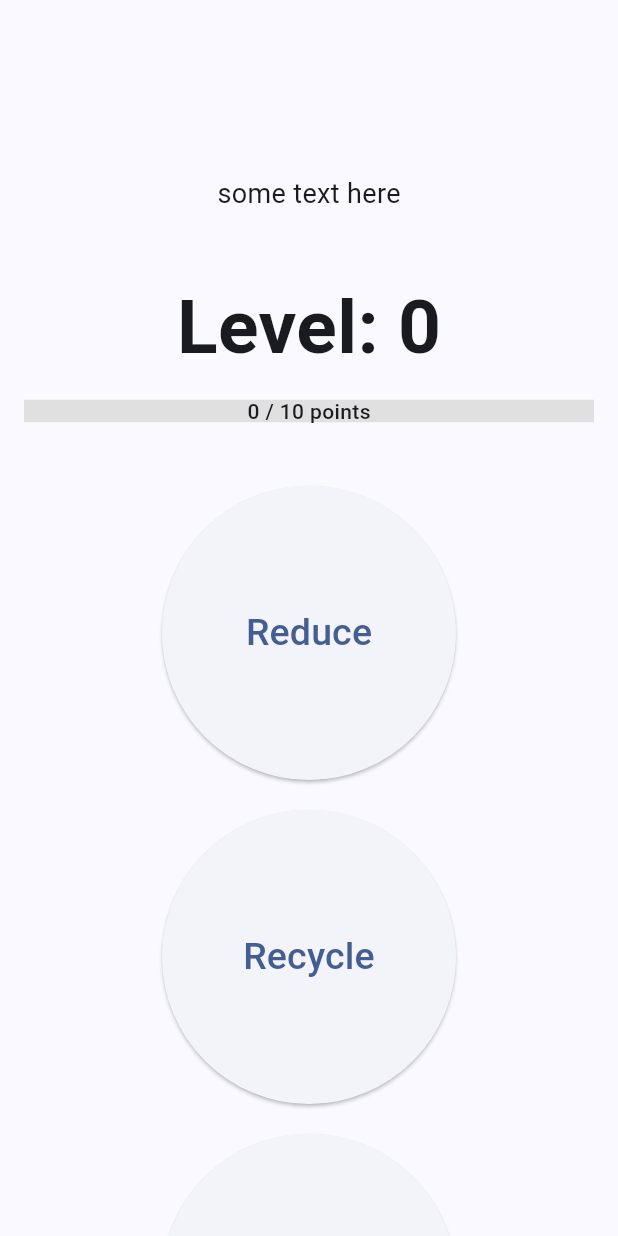
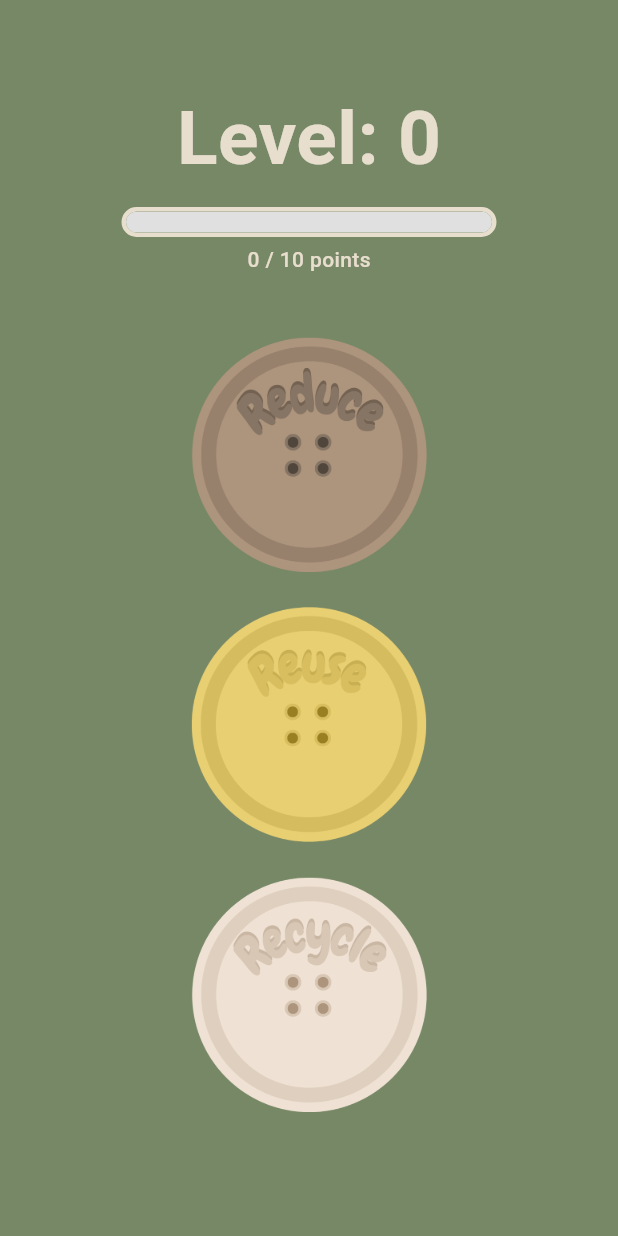
Before and after one commit to jessien53/re_app_civic_hacks, a Flutter app: the PrimaryScreen screen opened directly, on a phone screen of 412 x 824 dp. Run offline on Flutter 3.47's test engine with Material 3 defaults, Android fonts, the phone set to English and light mode, and no system bars; Roboto replaces fonts that are missing (Marker Felt).

Commit message:
Design of primary screen

```diff
--- a/lib/main.dart
+++ b/lib/main.dart
@@ -1,7 +1,8 @@
 // main.dart
 import 'package:flutter/material.dart';
+import 'package:re/screens/primary_screen.dart';
 import 'screens/start_screen.dart';
-import 'screens/primary_screen.dart';
+//import 'screens/primary_screen.dart';
 
 
 void main() {
@@ -20,7 +21,7 @@ class ReApp extends StatelessWidget {
         useMaterial3: true,
       ),
      // home: const StartScreen(),--Original
-        home:  StartScreen()
+        home:  PrimaryScreen()
     );
   }
 }
--- a/lib/screens/primary_screen.dart
+++ b/lib/screens/primary_screen.dart
@@ -11,91 +11,112 @@ class PrimaryScreen extends StatefulWidget {
 }
 
 class _PrimaryScreenState extends State<PrimaryScreen> {
-  final int pointsNeededForNextLevel = 10; // Points required per level
-
   @override
   Widget build(BuildContext context) {
-    double progress = (user.points % pointsNeededForNextLevel) / pointsNeededForNextLevel;
+    double progress =
+        (user.points % user.pointsNeededForNextLevel) /
+        user.pointsNeededForNextLevel;
 
     return Scaffold(
+      backgroundColor: const Color(0xFF778866),
       body: SingleChildScrollView(
         padding: const EdgeInsets.all(16.0),
         child: Center(
           child: Column(
             children: [
-              const SizedBox(height: 100),
-              const Text(
-                'some text here',
-                style: TextStyle(fontSize: 18),
-              ),
               const SizedBox(height: 40),
-
               // Display current level
               Text(
                 'Level: ${user.level}',
-                style: const TextStyle(fontSize: 50, fontWeight: FontWeight.w600),
+                style: const TextStyle(
+                  fontSize: 50,
+                  fontWeight: FontWeight.w600,
+                  color: Color(0xFFE8DECE),
+                  fontFamily: "Marker Felt",
+                ),
               ),
 
-              // Progress bar
+              // Rounded Progress Bar with Cream Border
               const SizedBox(height: 10),
-              Stack(
-                alignment: Alignment.center,
-                children: [
-                  LinearProgressIndicator(
+              Container(
+                height: 20,
+                width: 250,
+                decoration: BoxDecoration(
+                  color: Colors.transparent,
+                  borderRadius: BorderRadius.circular(10),
+                  border: Border.all(
+                    color: const Color(0xFFE8DECE),
+                    width: 3,
+                  ), // Cream color border
+                ),
+                child: ClipRRect(
+                  borderRadius: BorderRadius.circular(7),
+                  child: LinearProgressIndicator(
                     value: progress, // Normalized value between 0.0 and 1.0
                     backgroundColor: Colors.grey[300],
-                    valueColor: const AlwaysStoppedAnimation<Color>(Colors.green),
-                    minHeight: 15,
+                    valueColor: const AlwaysStoppedAnimation<Color>(
+                      Color(0xFF819171),
+                    ), // Custom progress color
+                    minHeight: 20,
                   ),
-                  Text(
-                    '${user.points % pointsNeededForNextLevel} / $pointsNeededForNextLevel points',
-                    style: const TextStyle(fontSize: 14, fontWeight: FontWeight.w500),
-                  ),
-                ],
+                ),
+              ),
+
+              // Points Text Overlay
+              const SizedBox(height: 5),
+              Text(
+                '${user.points % user.pointsNeededForNextLevel} / ${user.pointsNeededForNextLevel} points',
+                style: const TextStyle(
+                  fontSize: 14,
+                  fontWeight: FontWeight.w500,
+                  color: Color(0xFFE8DECE),
+                ),
               ),
 
               const SizedBox(height: 40),
 
-              // Buttons to add points
-              ElevatedButton(
-                onPressed: () {
+              // Buttons with doubled size
+              GestureDetector(
+                onTap: () {
                   setState(() {
                     user.addPoints(1);
                   });
                 },
-                style: ElevatedButton.styleFrom(
-                  shape: const CircleBorder(),
-                  padding: const EdgeInsets.all(80),
+                child: SizedBox(
+                  width: 160, // Doubled size
+                  height: 160,
+                  child: Image.asset('assets/1.png', fit: BoxFit.cover),
                 ),
-                child: const Text('Reduce', style: TextStyle(fontSize: 25)),
               ),
+
               const SizedBox(height: 20),
 
-              ElevatedButton(
-                onPressed: () {
+              GestureDetector(
+                onTap: () {
                   setState(() {
                     user.addPoints(2);
                   });
                 },
-                style: ElevatedButton.styleFrom(
-                  shape: const CircleBorder(),
-                  padding: const EdgeInsets.all(80),
+                child: SizedBox(
+                  width: 160,
+                  height: 160,
+                  child: Image.asset('assets/2.png', fit: BoxFit.cover),
                 ),
-                child: const Text('Recycle', style: TextStyle(fontSize: 25)),
               ),
+
               const SizedBox(height: 20),
 
-              ElevatedButton(
-                onPressed: () {
+              GestureDetector(
+                onTap: () {
                   setState(() {
                     user.addPoints(3);
                   });
                 },
-                style: ElevatedButton.styleFrom(
-                  shape: const CircleBorder(),
-                  padding: const EdgeInsets.all(80),
+                child: SizedBox(
+                  width: 160,
+                  height: 160,
+                  child: Image.asset('assets/3.png', fit: BoxFit.cover),
                 ),
-                child: const Text('Reuse', style: TextStyle(fontSize: 25)),
               ),
             ],
           ),
--- a/lib/screens/user.dart
+++ b/lib/screens/user.dart
@@ -3,13 +3,13 @@ class User {
 
   int points;
   int level;
-  int pointsNeededForNextLevel=10;
+  int pointsNeededForNextLevel;
 
   factory User() {
     return _instance;
   }
 
-  User._internal({this.points = 0, this.level = 0});
+  User._internal({this.points = 0, this.level = 0, this.pointsNeededForNextLevel=10});
 
   void addPoints(int newPoints) {
     points += newPoints;
```
Also changed, not shown: pubspec.yaml (+6 -68 lines).
